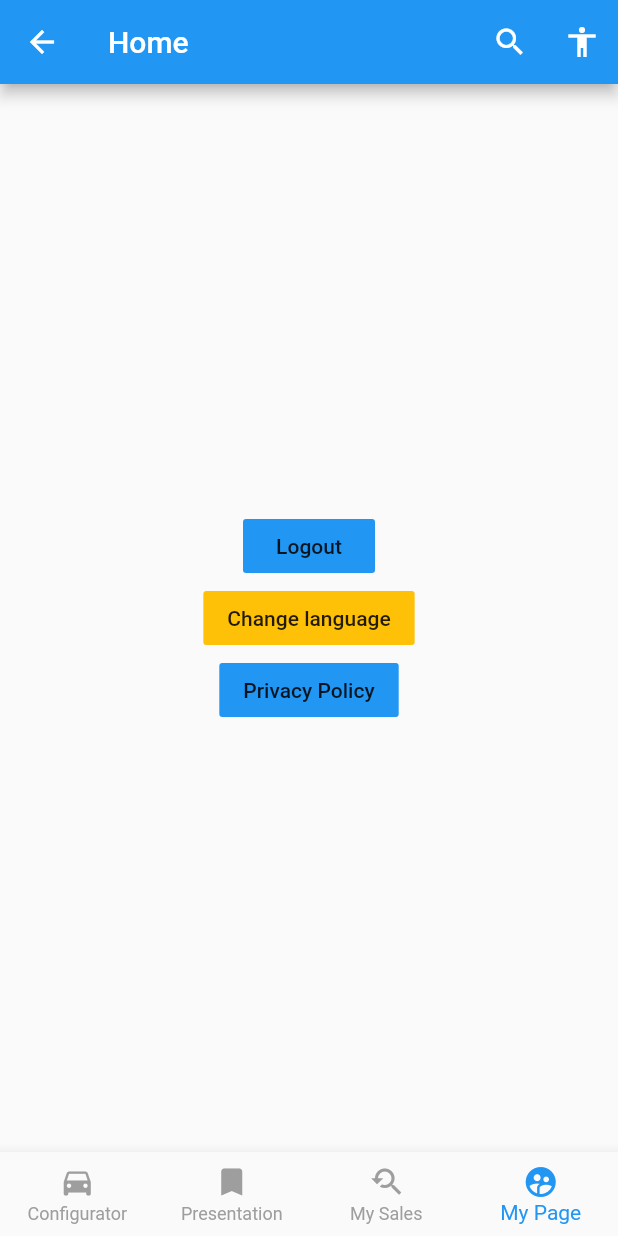
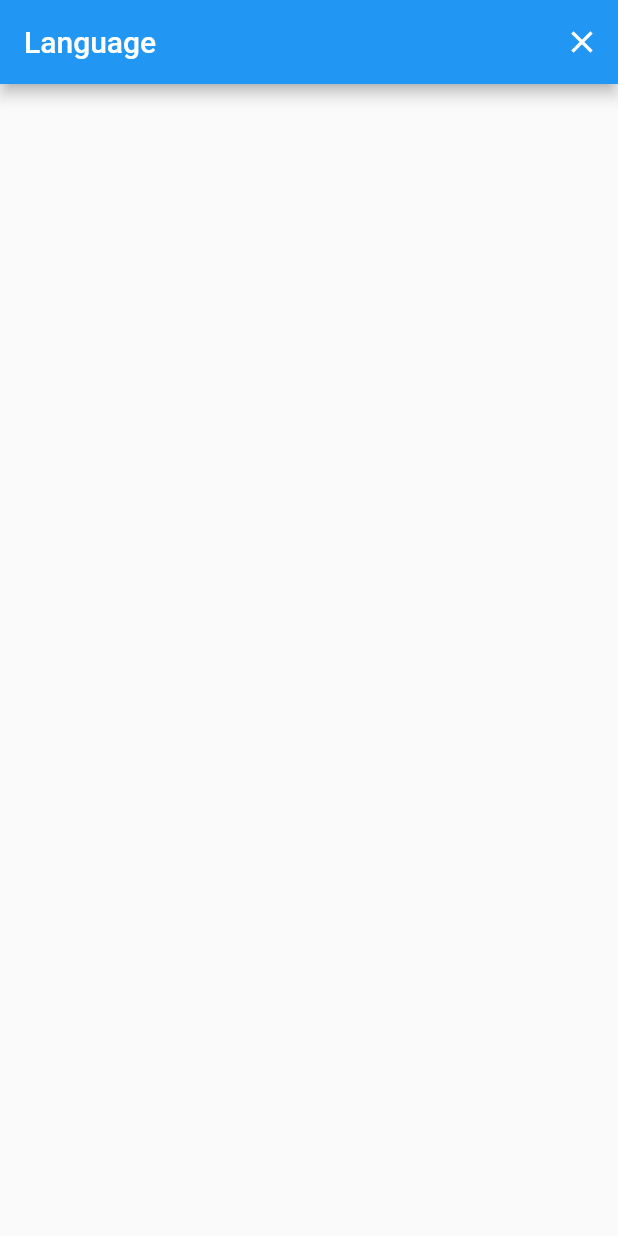
Before and after one commit to andynvt/hmdi, a Flutter app: the _HomeView screen opened directly, item 4 of the bottom bar chosen, after a tap on "Change language", on a phone screen of 412 x 824 dp. Run offline on Flutter 3.47's test engine with Material 2 defaults, Android fonts, the phone set to English and light mode, and no system bars; our stand-ins replace shared_preferences; accounts and stored records are empty.

Commit message:
add langauge

```diff
--- /dev/null
+++ b/lib/module/language/language_logic.dart
@@ -0,0 +1,7 @@
+import 'language_model.dart';
+
+class LanguageLogic {
+  final LanguageModel _model;
+
+  LanguageLogic(this._model);
+}
--- /dev/null
+++ b/lib/module/language/language_model.dart
@@ -0,0 +1,12 @@
+import 'package:flutter/material.dart';
+
+import 'language_logic.dart';
+
+class LanguageModel extends ChangeNotifier {
+  LanguageLogic _logic;
+  LanguageLogic get logic => _logic;
+
+  LanguageModel() {
+    _logic = LanguageLogic(this);
+  }
+}
--- /dev/null
+++ b/lib/module/language/language_view.dart
@@ -0,0 +1,35 @@
+import 'package:flutter/material.dart';
+import 'package:provider/provider.dart';
+
+import 'language_model.dart';
+
+ChangeNotifierProvider<LanguageModel> createLanguage() {
+  return ChangeNotifierProvider(
+    create: (_) => LanguageModel(),
+    child: _LanguageView(),
+  );
+}
+
+class _LanguageView extends StatefulWidget {
+  @override
+  _LanguageViewState createState() => _LanguageViewState();
+}
+
+class _LanguageViewState extends State<_LanguageView> {
+  @override
+  Widget build(BuildContext context) {
+    final model = Provider.of<LanguageModel>(context);
+    return Scaffold(
+      appBar: AppBar(
+        automaticallyImplyLeading: false,
+        title: Text('Language'),
+        actions: [
+          IconButton(
+            icon: Icon(Icons.close),
+            onPressed: Navigator.of(context).pop,
+          ),
+        ],
+      ),
+    );
+  }
+}
--- a/lib/module/module.dart
+++ b/lib/module/module.dart
@@ -9,3 +9,5 @@ export './login/login_view.dart';
 export './my_page/my_page_view.dart';
 
 export './home/home_view.dart';
+
+export './language/language_view.dart';
--- a/lib/module/my_page/my_page_view.dart
+++ b/lib/module/my_page/my_page_view.dart
@@ -1,4 +1,5 @@
 import 'package:flutter/material.dart';
+import 'package:hmdi/module/module.dart';
 import 'package:provider/provider.dart';
 
 import 'my_page_model.dart';
@@ -17,7 +18,12 @@ class _MyPageView extends StatefulWidget {
 
 class _MyPageViewState extends State<_MyPageView> {
   void _logoutClick() {}
-  void _changeLanguageClick() {}
+  void _changeLanguageClick() {
+    Navigator.of(context).push(
+      MaterialPageRoute(builder: (_) => createLanguage()),
+    );
+  }
+
   void _privacyClick() {}
   @override
   Widget build(BuildContext context) {
```
